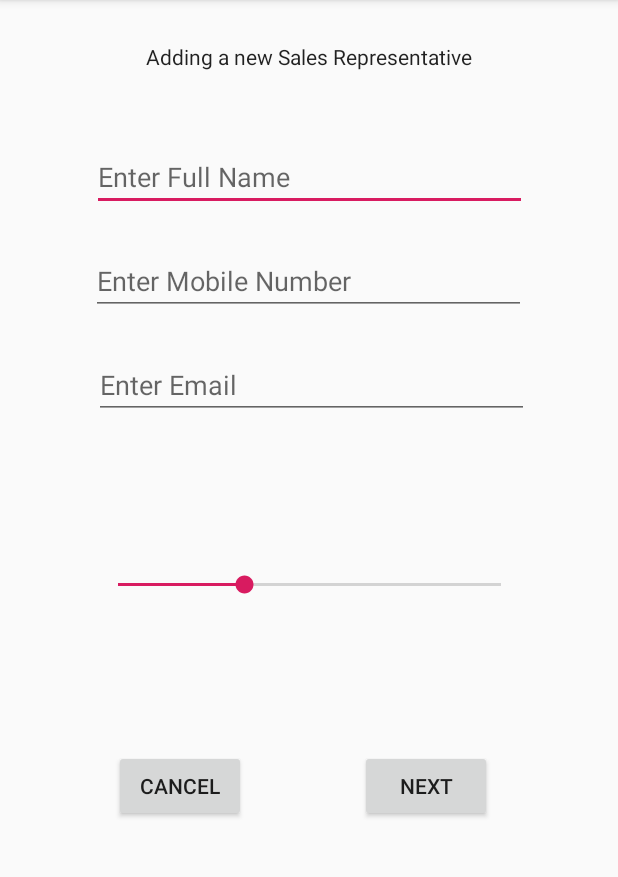
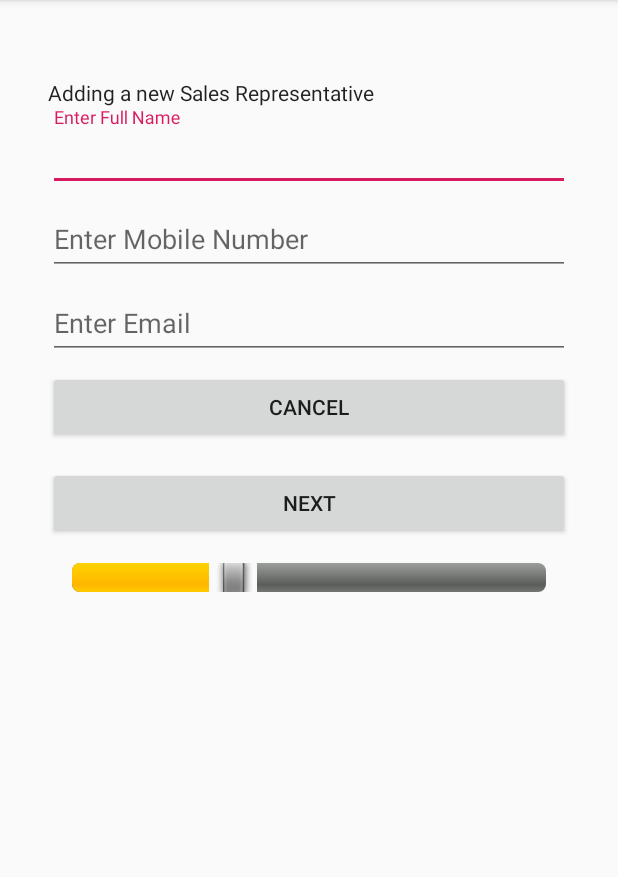
Before and after one commit to giljakrvc/RepLocator, an Android app: the repLocatorActivity screen opened directly, with no data from a screen before it, on a phone screen of 412 x 824 dp, the part 84-961 px from its top. Run offline under Robolectric (Android 15) with nearby library versions, the phone set to English and light mode, and no system bars.

Commit message:
Added ListView to display all representatives Modified the data entry's layout to LinearLayout and the User experience is better. Added a home icon to menu bar to go to Map View.

```diff
--- a/app/src/main/res/layout/activity_rep_locator.xml
+++ b/app/src/main/res/layout/activity_rep_locator.xml
@@ -1,70 +1,109 @@
 <?xml version="1.0" encoding="utf-8"?>
-<android.support.constraint.ConstraintLayout
-        xmlns:android="http://schemas.android.com/apk/res/android"
+<LinearLayout xmlns:android="http://schemas.android.com/apk/res/android"
               xmlns:tools="http://schemas.android.com/tools"
-        xmlns:app="http://schemas.android.com/apk/res-auto"
               android:layout_width="match_parent"
               android:layout_height="match_parent"
+              android:gravity="center_horizontal"
+              android:orientation="vertical"
+              android:paddingBottom="@dimen/activity_vertical_margin"
+              android:paddingLeft="@dimen/activity_horizontal_margin"
+              android:paddingRight="@dimen/activity_horizontal_margin"
+              android:paddingTop="@dimen/activity_vertical_margin"
               tools:context=".repLocatorActivity">
+
+    <LinearLayout
+            android:id="@+id/replocator_form"
+            android:layout_width="match_parent"
+            android:layout_height="match_parent"
+            android:orientation="vertical"
+            android:layout_marginStart="8dp"
+            android:layout_marginEnd="8dp"
+            android:layout_marginTop="8dp">
 
         <TextView
                 android:text="Adding a new Sales Representative"
-            android:layout_width="wrap_content"
+                android:layout_width="match_parent"
                 android:layout_height="wrap_content"
-            android:id="@+id/txtViewTitle" app:layout_constraintStart_toStartOf="parent"
-            android:layout_marginStart="8dp" app:layout_constraintEnd_toEndOf="parent" android:layout_marginEnd="8dp"
-            android:layout_marginTop="28dp" app:layout_constraintTop_toTopOf="parent"
-            android:textAppearance="@style/TextAppearance.AppCompat"/>
+                android:id="@+id/txtViewTitle"
+                android:layout_marginStart="8dp"
+                android:layout_marginEnd="8dp"
+                android:layout_marginTop="28dp"
+                android:textAppearance="@style/TextAppearance.AppCompat.Body1"/>
+
+        <android.support.design.widget.TextInputLayout
+                android:layout_width="match_parent"
+                android:layout_height="wrap_content">
             <EditText
-            android:layout_width="290dp"
+                    android:layout_width="match_parent"
                     android:layout_height="wrap_content"
                     android:inputType="textPersonName"
                     android:ems="10"
                     android:id="@+id/txtRepName"
-            android:hint="Enter Full Name" android:layout_marginStart="8dp"
-            app:layout_constraintStart_toStartOf="parent" android:layout_marginEnd="8dp"
-            app:layout_constraintEnd_toEndOf="parent" android:layout_marginTop="48dp"
-            app:layout_constraintTop_toBottomOf="@+id/txtViewTitle" app:layout_constraintHorizontal_bias="0.504"/>
+                    android:hint="Enter Full Name"
+                    android:layout_marginStart="8dp"
+                    android:layout_marginEnd="8dp"
+                    android:layout_marginTop="48dp"/>
+
+        </android.support.design.widget.TextInputLayout>
+
+        <android.support.design.widget.TextInputLayout
+                android:layout_width="match_parent"
+                android:layout_height="wrap_content">
+
             <EditText
-            android:layout_width="290dp"
+                    android:layout_width="match_parent"
                     android:layout_height="wrap_content"
                     android:inputType="phone"
                     android:ems="10"
                     android:id="@+id/txtPhone"
-            android:hint="Enter Mobile Number" android:layout_marginStart="8dp"
-            app:layout_constraintStart_toStartOf="parent" android:layout_marginEnd="8dp"
-            app:layout_constraintEnd_toEndOf="parent" app:layout_constraintHorizontal_bias="0.495"
-            android:layout_marginTop="24dp" app:layout_constraintTop_toBottomOf="@+id/txtRepName"/>
+                    android:hint="Enter Mobile Number"
+                    android:layout_marginStart="8dp"
+                    android:layout_marginEnd="8dp"
+                    android:layout_marginTop="24dp"/>
+
+        </android.support.design.widget.TextInputLayout>
+
+        <android.support.design.widget.TextInputLayout
+                android:layout_width="match_parent"
+                android:layout_height="wrap_content">
+
             <EditText
-            android:layout_width="290dp"
+                    android:layout_width="match_parent"
                     android:layout_height="wrap_content"
                     android:inputType="textEmailAddress"
                     android:ems="10"
                     android:id="@+id/txtEmail"
-            android:hint="Enter Email" android:layout_marginStart="8dp" app:layout_constraintStart_toStartOf="parent"
-            android:layout_marginEnd="8dp" app:layout_constraintEnd_toEndOf="parent" android:layout_marginTop="24dp"
-            app:layout_constraintTop_toBottomOf="@+id/txtPhone" app:layout_constraintHorizontal_bias="0.514"/>
+                    android:hint="Enter Email" android:layout_marginStart="8dp"
+                    android:layout_marginEnd="8dp"
+                    android:layout_marginTop="24dp"/>
+        </android.support.design.widget.TextInputLayout>
+
         <Button
                 android:text="Cancel"
-            android:layout_width="wrap_content"
                 android:layout_height="wrap_content"
-            android:id="@+id/btnCancel" app:layout_constraintStart_toStartOf="parent" android:layout_marginStart="8dp"
-            app:layout_constraintEnd_toStartOf="@+id/btnNext" android:layout_marginEnd="8dp"
-            android:layout_marginBottom="8dp" app:layout_constraintBottom_toBottomOf="parent"
-            android:layout_marginTop="8dp" app:layout_constraintTop_toBottomOf="@+id/txtEmail"/>
+                android:layout_width="match_parent"
+                android:id="@+id/btnCancel"
+                android:layout_marginStart="8dp"
+                android:layout_marginEnd="8dp"
+                android:layout_marginBottom="8dp"
+                android:layout_marginTop="8dp"/>
         <Button
                 android:text="Next"
-            android:layout_width="wrap_content"
+                android:layout_width="match_parent"
                 android:layout_height="wrap_content"
-            android:id="@+id/btnNext" app:layout_constraintEnd_toEndOf="parent" android:layout_marginEnd="84dp"
-            android:layout_marginBottom="8dp" app:layout_constraintBottom_toBottomOf="parent"
-            android:layout_marginTop="8dp" app:layout_constraintTop_toBottomOf="@+id/txtEmail"/>
+                android:id="@+id/btnNext"
+                android:layout_marginStart="8dp"
+                android:layout_marginEnd="8dp"
+                android:layout_marginBottom="8dp"
+                android:layout_marginTop="8dp"/>
         <SeekBar
-            android:layout_width="287dp"
+                android:layout_width="match_parent"
                 android:layout_height="19dp"
-            android:id="@+id/seekBar" app:layout_constraintStart_toStartOf="parent" android:layout_marginStart="8dp"
-            app:layout_constraintEnd_toEndOf="parent" android:layout_marginEnd="8dp" android:layout_marginTop="8dp"
-            app:layout_constraintTop_toBottomOf="@+id/txtEmail" android:layout_marginBottom="8dp"
-            app:layout_constraintBottom_toTopOf="@+id/btnCancel"
-            style="@style/Widget.AppCompat.SeekBar" android:progress="33"/>
-</android.support.constraint.ConstraintLayout>
+                android:id="@+id/seekBar"
+                android:layout_marginStart="8dp"
+                android:layout_marginEnd="8dp"
+                android:layout_marginTop="8dp"
+                android:layout_marginBottom="8dp"
+                style="@android:style/Widget.SeekBar" android:progress="33"/>
+    </LinearLayout>
+</LinearLayout>
```
Lines whose indentation alone changed are shown as unchanged.
